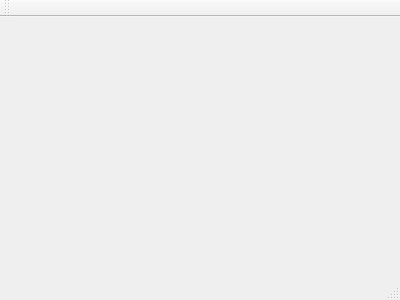
First picture: the form in MinhasApostilas/janelaprincipal.ui, repository micdoug/MinhasApostilas, before the edit.
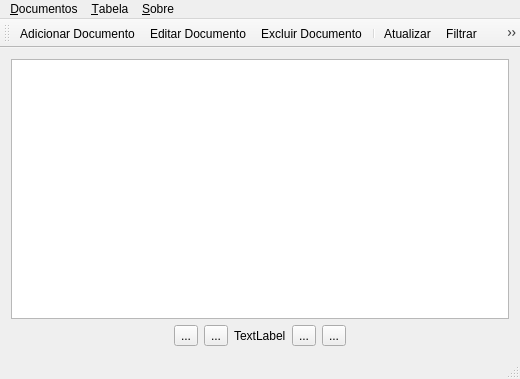
Second picture: the form after the edit. Icons and pictures are not drawn.

Commit message: Implementado função de adicionar, editar e consultar documentos.

Diff of the .ui file:
```diff
--- a/MinhasApostilas/janelaprincipal.ui
+++ b/MinhasApostilas/janelaprincipal.ui
@@ -1,24 +1,341 @@
 <ui version="4.0">
  <class>JanelaPrincipal</class>
- <widget class="QMainWindow" name="JanelaPrincipal" >
-  <property name="geometry" >
+ <widget class="QMainWindow" name="JanelaPrincipal">
+  <property name="geometry">
    <rect>
     <x>0</x>
     <y>0</y>
-    <width>400</width>
-    <height>300</height>
+    <width>520</width>
+    <height>379</height>
    </rect>
   </property>
   <property name="windowTitle" >
    <string>JanelaPrincipal</string>
   </property>
-  <widget class="QMenuBar" name="menuBar" />
-  <widget class="QToolBar" name="mainToolBar" />
-  <widget class="QWidget" name="centralWidget" />
-  <widget class="QStatusBar" name="statusBar" />
+  <widget class="QWidget" name="centralWidget">
+   <layout class="QVBoxLayout" name="verticalLayout">
+    <item>
+     <widget class="QTableView" name="tableView">
+      <property name="selectionMode">
+       <enum>QAbstractItemView::SingleSelection</enum>
+      </property>
+      <property name="selectionBehavior">
+       <enum>QAbstractItemView::SelectRows</enum>
+      </property>
+     </widget>
+    </item>
+    <item>
+     <layout class="QHBoxLayout" name="horizontalLayout">
+      <item>
+       <spacer name="horizontalSpacer">
+        <property name="orientation">
+         <enum>Qt::Horizontal</enum>
+        </property>
+        <property name="sizeHint" stdset="0">
+         <size>
+          <width>40</width>
+          <height>20</height>
+         </size>
+        </property>
+       </spacer>
+      </item>
+      <item>
+       <widget class="QToolButton" name="botaoPrimeiraPagina">
+        <property name="text">
+         <string>...</string>
+        </property>
+        <property name="icon">
+         <iconset resource="Recursos.qrc">
+          <normaloff>:/Recursos/icones/arrow-left-double.png</normaloff>:/Recursos/icones/arrow-left-double.png</iconset>
+        </property>
+        <property name="iconSize">
+         <size>
+          <width>26</width>
+          <height>26</height>
+         </size>
+        </property>
+       </widget>
+      </item>
+      <item>
+       <widget class="QToolButton" name="botaoPaginaAnterior">
+        <property name="text">
+         <string>...</string>
+        </property>
+        <property name="icon">
+         <iconset resource="Recursos.qrc">
+          <normaloff>:/Recursos/icones/arrow-left.png</normaloff>:/Recursos/icones/arrow-left.png</iconset>
+        </property>
+        <property name="iconSize">
+         <size>
+          <width>26</width>
+          <height>26</height>
+         </size>
+        </property>
+       </widget>
+      </item>
+      <item>
+       <widget class="QLabel" name="labelPaginas">
+        <property name="text">
+         <string>TextLabel</string>
+        </property>
+       </widget>
+      </item>
+      <item>
+       <widget class="QToolButton" name="botaoProximaPagina">
+        <property name="text">
+         <string>...</string>
+        </property>
+        <property name="icon">
+         <iconset resource="Recursos.qrc">
+          <normaloff>:/Recursos/icones/arrow-right.png</normaloff>:/Recursos/icones/arrow-right.png</iconset>
+        </property>
+        <property name="iconSize">
+         <size>
+          <width>26</width>
+          <height>26</height>
+         </size>
+        </property>
+       </widget>
+      </item>
+      <item>
+       <widget class="QToolButton" name="botaoUltimaPagina">
+        <property name="text">
+         <string>...</string>
+        </property>
+        <property name="icon">
+         <iconset resource="Recursos.qrc">
+          <normaloff>:/Recursos/icones/arrow-right-double.png</normaloff>:/Recursos/icones/arrow-right-double.png</iconset>
+        </property>
+        <property name="iconSize">
+         <size>
+          <width>26</width>
+          <height>26</height>
+         </size>
+        </property>
+       </widget>
+      </item>
+      <item>
+       <spacer name="horizontalSpacer_2">
+        <property name="orientation">
+         <enum>Qt::Horizontal</enum>
+        </property>
+        <property name="sizeHint" stdset="0">
+         <size>
+          <width>40</width>
+          <height>20</height>
+         </size>
+        </property>
+       </spacer>
+      </item>
+     </layout>
+    </item>
+   </layout>
+  </widget>
+  <widget class="QMenuBar" name="menuBar">
+   <property name="geometry">
+    <rect>
+     <x>0</x>
+     <y>0</y>
+     <width>520</width>
+     <height>21</height>
+    </rect>
+   </property>
+   <widget class="QMenu" name="menuDocumentos">
+    <property name="title">
+     <string>&amp;Documentos</string>
+    </property>
+    <addaction name="actionAdicionarDocumento"/>
+    <addaction name="actionEditarDocumento"/>
+    <addaction name="actionExcluirDocumento"/>
+   </widget>
+   <widget class="QMenu" name="menuTabela">
+    <property name="title">
+     <string>&amp;Tabela</string>
+    </property>
+    <addaction name="actionAtualizar"/>
+    <addaction name="actionFiltrar"/>
+    <addaction name="actionIrParaPagina"/>
+    <addaction name="actionLimparFiltros"/>
+   </widget>
+   <widget class="QMenu" name="menuSobre">
+    <property name="title">
+     <string>&amp;Sobre</string>
+    </property>
+    <addaction name="actionSobreEstePrograma"/>
+    <addaction name="actionSobreQt"/>
+   </widget>
+   <addaction name="menuDocumentos"/>
+   <addaction name="menuTabela"/>
+   <addaction name="menuSobre"/>
+  </widget>
+  <widget class="QToolBar" name="mainToolBar">
+   <attribute name="toolBarArea">
+    <enum>TopToolBarArea</enum>
+   </attribute>
+   <attribute name="toolBarBreak">
+    <bool>false</bool>
+   </attribute>
+   <addaction name="actionAdicionarDocumento"/>
+   <addaction name="actionEditarDocumento"/>
+   <addaction name="actionExcluirDocumento"/>
+   <addaction name="separator"/>
+   <addaction name="actionAtualizar"/>
+   <addaction name="actionFiltrar"/>
+   <addaction name="actionLimparFiltros"/>
+   <addaction name="actionIrParaPagina"/>
+   <addaction name="separator"/>
+   <addaction name="actionSobreQt"/>
+   <addaction name="actionSobreEstePrograma"/>
+  </widget>
+  <widget class="QStatusBar" name="statusBar"/>
+  <action name="actionAdicionarDocumento">
+   <property name="icon">
+    <iconset resource="Recursos.qrc">
+     <normaloff>:/Recursos/icones/list-add.png</normaloff>:/Recursos/icones/list-add.png</iconset>
+   </property>
+   <property name="text">
+    <string>&amp;Adicionar Documento</string>
+   </property>
+   <property name="toolTip">
+    <string>Adiciona um novo documento na coleção.</string>
+   </property>
+   <property name="statusTip">
+    <string>Adiciona um novo documento na coleção.</string>
+   </property>
+   <property name="shortcut">
+    <string>Ctrl+N</string>
+   </property>
+  </action>
+  <action name="actionEditarDocumento">
+   <property name="icon">
+    <iconset resource="Recursos.qrc">
+     <normaloff>:/Recursos/icones/edit-rename.png</normaloff>:/Recursos/icones/edit-rename.png</iconset>
+   </property>
+   <property name="text">
+    <string>&amp;Editar Documento</string>
+   </property>
+   <property name="toolTip">
+    <string>Edita as informações de um  documento registrado anteriormente.</string>
+   </property>
+   <property name="statusTip">
+    <string>Edita as informações de um documento registrado anteriormente.</string>
+   </property>
+  </action>
+  <action name="actionExcluirDocumento">
+   <property name="icon">
+    <iconset resource="Recursos.qrc">
+     <normaloff>:/Recursos/icones/edit-delete.png</normaloff>:/Recursos/icones/edit-delete.png</iconset>
+   </property>
+   <property name="text">
+    <string>&amp;Excluir Documento</string>
+   </property>
+   <property name="toolTip">
+    <string>Exclui o documento selecionado na lista</string>
+   </property>
+   <property name="statusTip">
+    <string>Exclui o documento selecionado na lista</string>
+   </property>
+   <property name="shortcut">
+    <string>Del</string>
+   </property>
+  </action>
+  <action name="actionAtualizar">
+   <property name="icon">
+    <iconset resource="Recursos.qrc">
+     <normaloff>:/Recursos/icones/view-refresh.png</normaloff>:/Recursos/icones/view-refresh.png</iconset>
+   </property>
+   <property name="text">
+    <string>Atualizar</string>
+   </property>
+   <property name="toolTip">
+    <string>Atualiza a lista de registros de documentos.</string>
+   </property>
+   <property name="statusTip">
+    <string>Atualiza a lista de registros de documentos.</string>
+   </property>
+   <property name="shortcut">
+    <string>F5</string>
+   </property>
+  </action>
+  <action name="actionFiltrar">
+   <property name="icon">
+    <iconset resource="Recursos.qrc">
+     <normaloff>:/Recursos/icones/view-filter.png</normaloff>:/Recursos/icones/view-filter.png</iconset>
+   </property>
+   <property name="text">
+    <string>Filtrar</string>
+   </property>
+   <property name="toolTip">
+    <string>Adiciona filtros de pesquisa</string>
+   </property>
+   <property name="statusTip">
+    <string>Adiciona filtros de pesquisa.</string>
+   </property>
+   <property name="shortcut">
+    <string>Ctrl+F</string>
+   </property>
+  </action>
+  <action name="actionIrParaPagina">
+   <property name="icon">
+    <iconset resource="Recursos.qrc">
+     <normaloff>:/Recursos/icones/go-jump.png</normaloff>:/Recursos/icones/go-jump.png</iconset>
+   </property>
+   <property name="text">
+    <string>Ir Para a Página</string>
+   </property>
+   <property name="toolTip">
+    <string>Informe o número da página de registros que deseja acessar.</string>
+   </property>
+   <property name="statusTip">
+    <string>Informe o número da página de registros que deseja acessar.</string>
+   </property>
+  </action>
+  <action name="actionLimparFiltros">
+   <property name="icon">
+    <iconset resource="Recursos.qrc">
+     <normaloff>:/Recursos/icones/run-build-clean.png</normaloff>:/Recursos/icones/run-build-clean.png</iconset>
+   </property>
+   <property name="text">
+    <string>Limpar Filtros</string>
+   </property>
+   <property name="statusTip">
+    <string>Elimina os filtros atuais.</string>
+   </property>
+  </action>
+  <action name="actionSobreQt">
+   <property name="icon">
+    <iconset resource="Recursos.qrc">
+     <normaloff>:/Recursos/icones/icon_Qt_60x60px.png</normaloff>:/Recursos/icones/icon_Qt_60x60px.png</iconset>
+   </property>
+   <property name="text">
+    <string>Sobre Qt</string>
+   </property>
+   <property name="toolTip">
+    <string>Informações sobre a versão do framework Qt utilizada.</string>
+   </property>
+   <property name="statusTip">
+    <string>Informações sobre a versão do framework Qt utilizada.</string>
+   </property>
+  </action>
+  <action name="actionSobreEstePrograma">
+   <property name="icon">
+    <iconset resource="Recursos.qrc">
+     <normaloff>:/Recursos/icones/help-about.png</normaloff>:/Recursos/icones/help-about.png</iconset>
+   </property>
+   <property name="text">
+    <string>Sobre Este Programa</string>
+   </property>
+   <property name="toolTip">
+    <string>Informações sobre este programa.</string>
+   </property>
+   <property name="statusTip">
+    <string>Informações sobre este programa.</string>
+   </property>
+  </action>
  </widget>
- <layoutDefault spacing="6" margin="11" />
- <pixmapfunction></pixmapfunction>
- <resources/>
+ <layoutdefault spacing="6" margin="11"/>
+ <resources>
+  <include location="Recursos.qrc"/>
+ </resources>
  <connections/>
 </ui>
```
Left out of the diff: 3 changed lines with no effect on the pictures. The commit also changes 36 other files.
